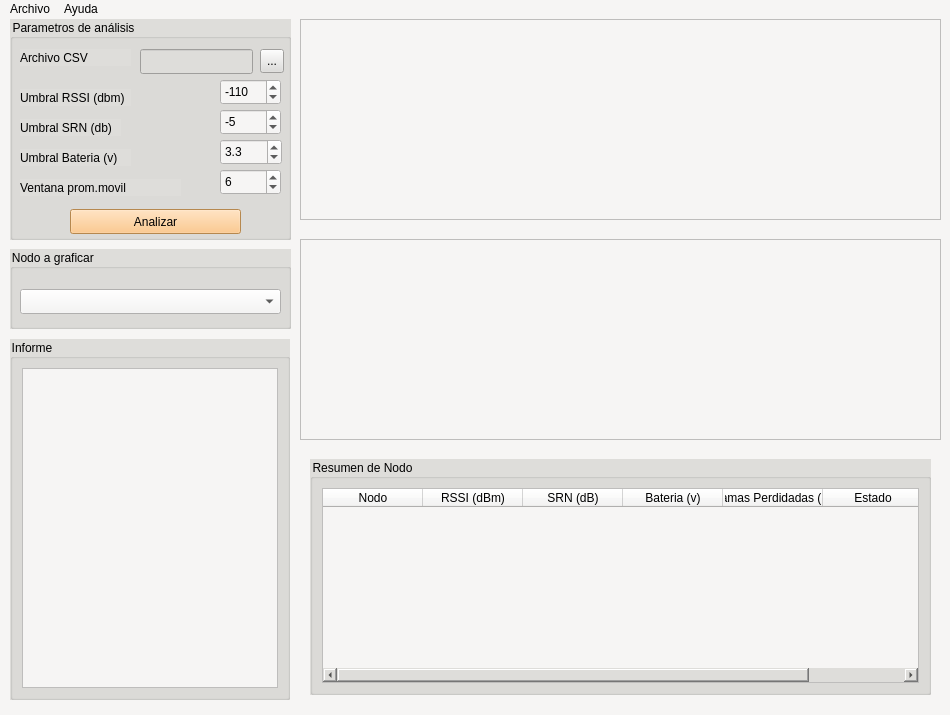
FrenchiGod/Sensores-_Agricolas_-LoRaWan, file ui_sensores_LoRaWan.ui: the form before one commit.
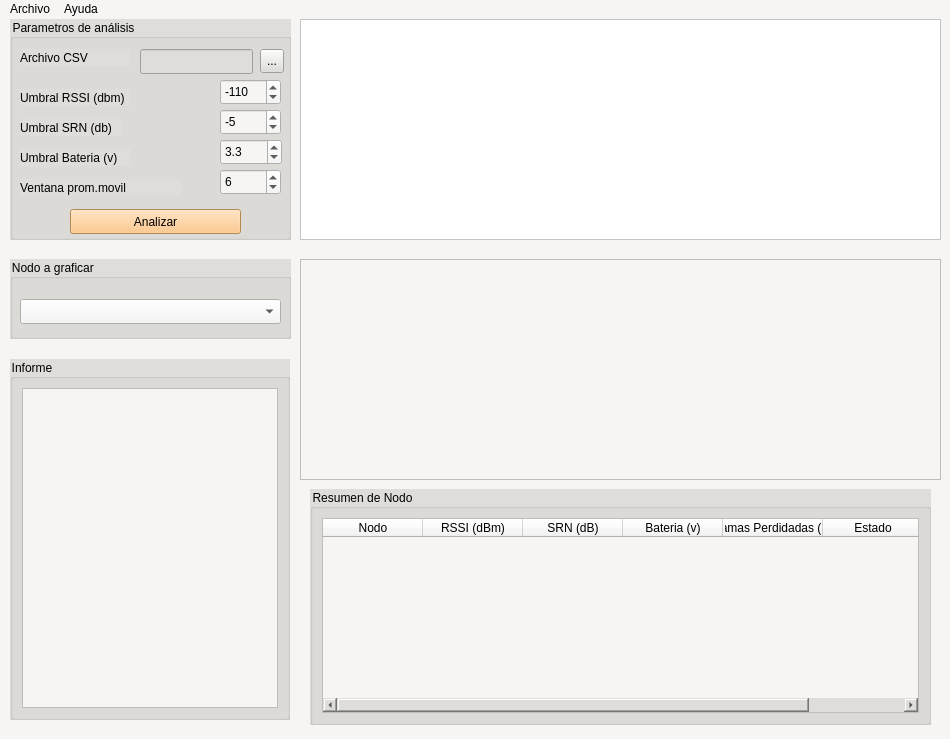
The form after the commit.

Commit message: se modifico el tamaño de los graficos

The edit to the form file:
```diff
--- a/ui_sensores_LoRaWan.ui
+++ b/ui_sensores_LoRaWan.ui
@@ -7,7 +7,7 @@
     <x>0</x>
     <y>0</y>
     <width>950</width>
-    <height>715</height>
+    <height>739</height>
    </rect>
   </property>
   <property name="windowTitle">
@@ -232,7 +232,7 @@
     <property name="geometry">
      <rect>
       <x>10</x>
-      <y>230</y>
+      <y>240</y>
       <width>281</width>
       <height>80</height>
      </rect>
@@ -261,7 +261,7 @@
     <property name="geometry">
      <rect>
       <x>10</x>
-      <y>320</y>
+      <y>340</y>
       <width>280</width>
       <height>361</height>
      </rect>
@@ -286,7 +286,7 @@
     <property name="geometry">
      <rect>
       <x>310</x>
-      <y>440</y>
+      <y>470</y>
       <width>621</width>
       <height>236</height>
      </rect>
@@ -358,9 +358,13 @@
       <x>300</x>
       <y>0</y>
       <width>641</width>
-      <height>201</height>
+      <height>221</height>
      </rect>
     </property>
+    <property name="styleSheet">
+     <string notr="true">
+background-color: rgb(255, 255, 255);</string>
+    </property>
     <property name="frameShape">
      <enum>QFrame::Shape::StyledPanel</enum>
     </property>
@@ -372,9 +376,9 @@
     <property name="geometry">
      <rect>
       <x>300</x>
-      <y>220</y>
+      <y>240</y>
       <width>641</width>
-      <height>201</height>
+      <height>221</height>
      </rect>
     </property>
     <property name="frameShape">
```
